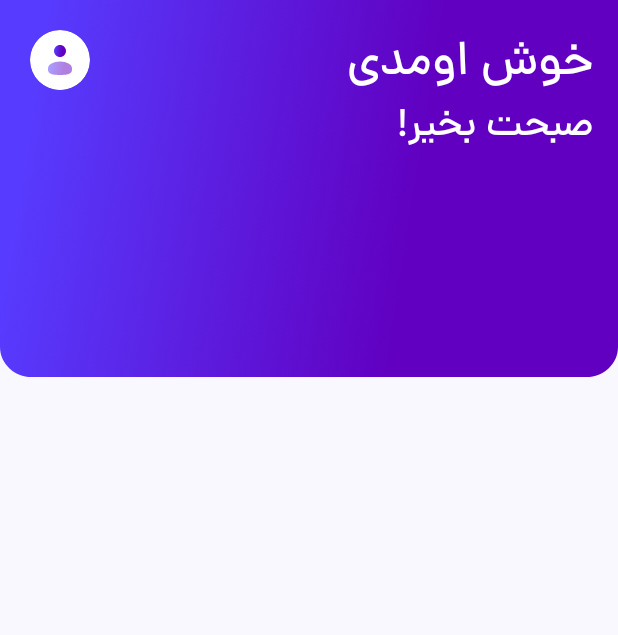
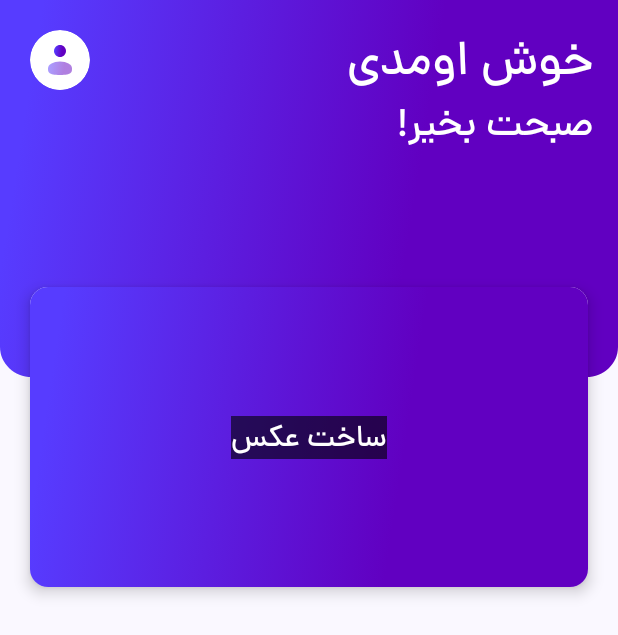
Before and after one commit to amirkordlu/AI-Photo-Generator, an Android app built with Jetpack Compose: the composable MainScreen shown on its own in the app's theme, on a phone screen of 412 x 824 dp. Shown: the top 635 px of the screen. Run offline under Robolectric (Android 15) with nearby library versions, the phone set to English and light mode, and no system bars; libraries missing offline, so code that uses them is left out: dev.burnoo.cokoin; 2 statements that could not run were skipped.

Commit message:
PhotoGenerator Screen added

```diff
--- a/app/src/main/AndroidManifest.xml
+++ b/app/src/main/AndroidManifest.xml
@@ -1,6 +1,9 @@
 <?xml version="1.0" encoding="utf-8"?>
 <manifest xmlns:android="http://schemas.android.com/apk/res/android"
     xmlns:tools="http://schemas.android.com/tools">
+
+    <uses-permission android:name="android.permission.INTERNET"/>
+    <uses-permission android:name="android.permission.ACCESS_NETWORK_STATE"/>
 
     <application
         android:allowBackup="true"
--- a/app/src/main/java/com/amk/photogenerator/ui/features/loginScreen/LoginScreen.kt
+++ b/app/src/main/java/com/amk/photogenerator/ui/features/loginScreen/LoginScreen.kt
@@ -91,7 +91,7 @@ fun LoginScreen() {
             horizontalAlignment = Alignment.CenterHorizontally
         ) {
 
-            MainAnimation()
+            LoginAnimation()
 
 
             val bazaarSignInLauncher = rememberLauncherForActivityResult(
@@ -155,7 +155,7 @@ fun BazaarButton(signInClicked: () -> Unit) {
 }
 
 @Composable
-fun MainAnimation() {
+fun LoginAnimation() {
     val composition by rememberLottieComposition(
         LottieCompositionSpec.RawRes(R.raw.signup_animation)
     )
--- a/app/src/main/java/com/amk/photogenerator/ui/features/mainScreen/MainScreen.kt
+++ b/app/src/main/java/com/amk/photogenerator/ui/features/mainScreen/MainScreen.kt
@@ -1,16 +1,22 @@
 package com.amk.photogenerator.ui.features.mainScreen
 
 import androidx.compose.foundation.Image
+import androidx.compose.foundation.background
 import androidx.compose.foundation.layout.Arrangement
 import androidx.compose.foundation.layout.Box
 import androidx.compose.foundation.layout.Column
 import androidx.compose.foundation.layout.Row
 import androidx.compose.foundation.layout.fillMaxSize
 import androidx.compose.foundation.layout.fillMaxWidth
+import androidx.compose.foundation.layout.height
+import androidx.compose.foundation.layout.offset
 import androidx.compose.foundation.layout.padding
 import androidx.compose.foundation.rememberScrollState
 import androidx.compose.foundation.shape.RoundedCornerShape
 import androidx.compose.foundation.verticalScroll
+import androidx.compose.material3.CardDefaults
+import androidx.compose.material3.ElevatedCard
+import androidx.compose.material3.ExperimentalMaterial3Api
 import androidx.compose.material3.IconButton
 import androidx.compose.material3.Surface
 import androidx.compose.material3.Text
@@ -50,9 +56,7 @@ fun MainScreen() {
     Column(
         modifier = Modifier
             .fillMaxSize()
-            .verticalScroll(rememberScrollState()),
-        horizontalAlignment = Alignment.CenterHorizontally,
-        verticalArrangement = Arrangement.SpaceBetween
+            .verticalScroll(rememberScrollState())
     ) {
         MainToolbar {
             navigation.navigate(MyScreens.LoginScreen.route) {
@@ -61,17 +65,27 @@ fun MainScreen() {
                 }
             }
         }
+
+        MainCard(
+            Modifier
+                .align(Alignment.CenterHorizontally)
+                .offset(y = (-60).dp)
+        ) {
+            navigation.navigate(MyScreens.PhotoGeneratorScreen.route)
+        }
+
     }
+
 }
 
 
 @Composable
 fun MainToolbar(onProfileClicked: () -> Unit) {
 
-    Box(modifier = Modifier.fillMaxSize()) {
+    Box(modifier = Modifier.fillMaxWidth()) {
         Image(
             modifier = Modifier
-                .fillMaxSize()
+                .fillMaxWidth()
                 .clip(RoundedCornerShape(0.dp)),
             painter = painterResource(R.drawable.main_rectangle),
             contentScale = ContentScale.FillBounds,
@@ -118,3 +132,36 @@ fun MainToolbar(onProfileClicked: () -> Unit) {
 
     }
 }
+
+@OptIn(ExperimentalMaterial3Api::class)
+@Composable
+fun MainCard(modifier: Modifier = Modifier, onCardClicked: () -> Unit) {
+    ElevatedCard(
+        elevation = CardDefaults.cardElevation(
+            defaultElevation = 6.dp
+        ),
+        modifier = modifier
+            .fillMaxWidth()
+            .height(200.dp)
+            .padding(horizontal = 20.dp),
+        onClick = { onCardClicked.invoke() }
+    ) {
+        Box(modifier = Modifier.fillMaxSize()) {
+            Image(
+                painter = painterResource(R.drawable.main_rectangle),
+                contentDescription = null,
+                contentScale = ContentScale.Crop,
+                modifier = Modifier.fillMaxSize()
+            )
+            Text(
+                text = "ساخت عکس",
+                style = Typography.bodyLarge,
+                color = Color.White,
+                modifier = Modifier
+                    .align(Alignment.Center)
+                    .padding(16.dp)
+                    .background(Color.Black.copy(alpha = 0.6f))
+            )
+        }
+    }
+}
--- a/app/src/main/java/com/amk/photogenerator/util/MyScreens.kt
+++ b/app/src/main/java/com/amk/photogenerator/util/MyScreens.kt
@@ -4,5 +4,8 @@ sealed class MyScreens(val route: String) {
     object MainScreen : MyScreens("mainScreen")
     object LoginScreen : MyScreens("loginScreen")
     object ShopScreen : MyScreens("shopScreen")
+    object PhotoGeneratorScreen : MyScreens("photoGeneratorScreen")
+    object LoadingScreen : MyScreens("loadingScreen")
+    object PhotoResultScreen : MyScreens("photoResultScreen")
 
 }
```
Also changed, not shown: app/build.gradle.kts (+11 -0 lines), app/src/main/java/com/amk/photogenerator/di/Modules.kt (+8 -0 lines), app/src/main/java/com/amk/photogenerator/model/data/PhotoGeneratorDallEResponse.kt (added, +11 -0 lines), app/src/main/java/com/amk/photogenerator/model/net/ApiService.kt (added, +50 -0 lines), app/src/main/java/com/amk/photogenerator/model/repository/photoGenerator/PhotoGeneratorRepository.kt (added, +15 -0 lines), app/src/main/java/com/amk/photogenerator/model/repository/photoGenerator/PhotoGeneratorRepositoryImpl.kt (added, +28 -0 lines), app/src/main/java/com/amk/photogenerator/ui/MainActivity.kt (+15 -0 lines), app/src/main/java/com/amk/photogenerator/ui/features/loadingScreen/LoadingScreen.kt (added, +83 -0 lines), app/src/main/java/com/amk/photogenerator/ui/features/photoGeneratorScreen/PhotoGeneratorScreen.kt (added, +148 -0 lines), app/src/main/java/com/amk/photogenerator/ui/features/photoGeneratorScreen/PhotoGeneratorViewModel.kt (added, +36 -0 lines), app/src/main/java/com/amk/photogenerator/ui/features/resultScreen/PhotoResultScreen.kt (added, +78 -0 lines), app/src/main/java/com/amk/photogenerator/util/Constants.kt (+4 -0 lines), app/src/main/java/com/amk/photogenerator/util/ext.kt (+8 -0 lines), app/src/main/res/raw/photogeneratorloading.json (added, +1 -0 lines).
